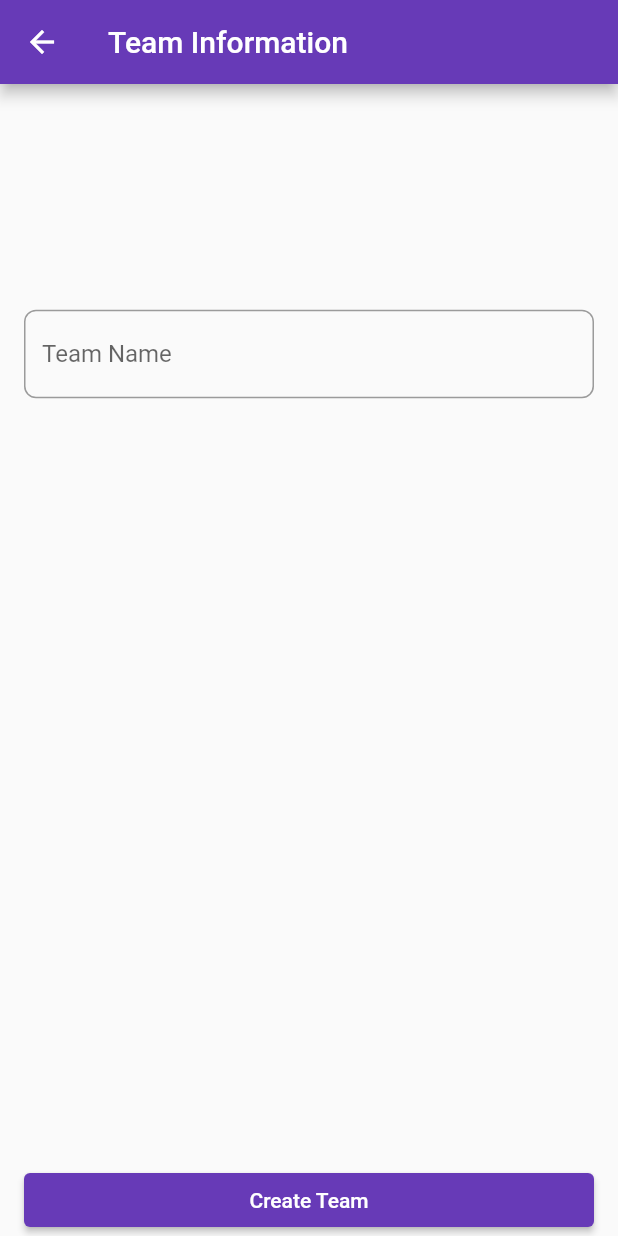
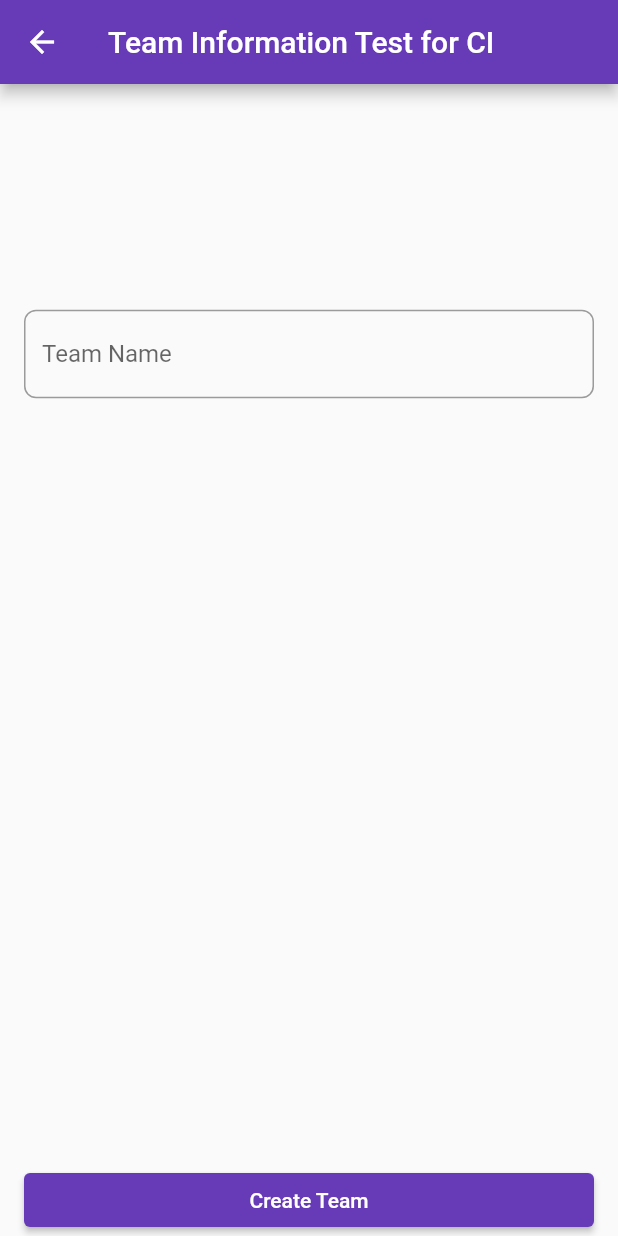
Before and after one commit to Codes-on-Roadshow/teamapp, a Flutter app: the CreateTeamPage screen opened directly, on a phone screen of 412 x 824 dp. Run offline on Flutter 3.47's test engine with Material 2 defaults, Android fonts, the phone set to English and light mode, and no system bars; our stand-ins replace firebase_auth, firebase_core, get; missing offline and left inert: flutterfire_ui; accounts and stored records are empty.

Commit message:
test mobile changes

```diff
--- a/apps/mobile/lib/main.dart
+++ b/apps/mobile/lib/main.dart
@@ -235,7 +235,7 @@ class CreateTeamPage extends StatelessWidget {
   Widget build(BuildContext context) {
     return Scaffold(
       appBar: AppBar(
-        title: const Text('Team Information'),
+        title: const Text('Team Information Test for CI'),
       ),
       body: SafeArea(
         child: Container(
```
